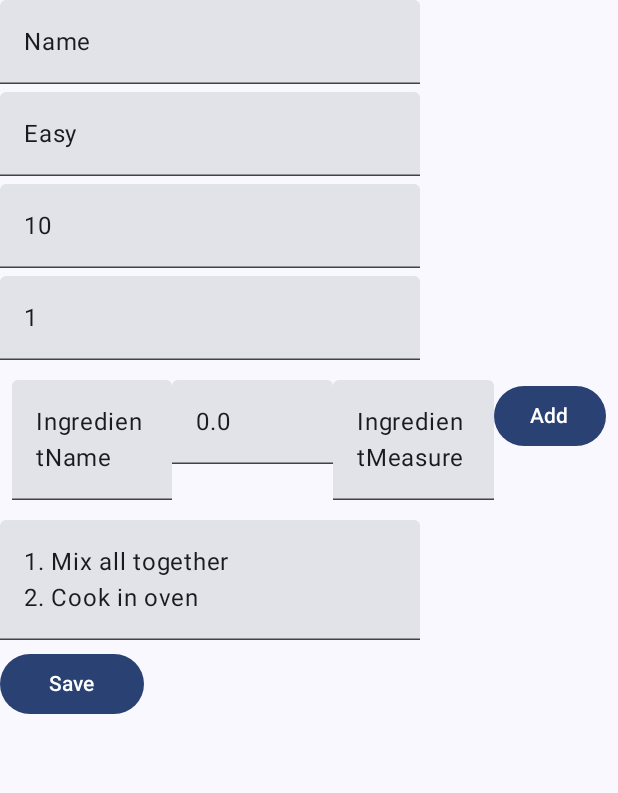
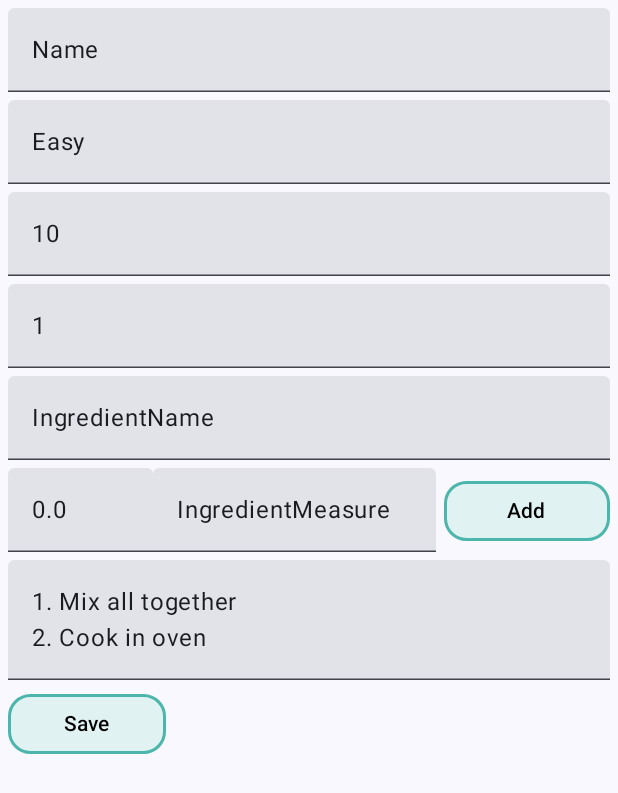
Before and after one commit to apushist/RecipeBook, an Android app built with Jetpack Compose: the RecipeAddScreen screen opened through its navigation route, on a phone screen of 412 x 824 dp. Shown: the top 793 px of the screen. Run offline under Robolectric (Android 15) with nearby library versions, the phone set to English and light mode, and no system bars; our stand-ins replace Dagger/Hilt's generated code.

Commit message:
ChangeVisualDisplayRecipeAddScreen

```diff
--- a/architecture-templates/app/src/main/java/com/sfedu/recipebook/ui/recipe/RecipeAddScreen.kt
+++ b/architecture-templates/app/src/main/java/com/sfedu/recipebook/ui/recipe/RecipeAddScreen.kt
@@ -1,6 +1,7 @@
 package com.sfedu.recipebook.ui.recipe
 
 import android.widget.Toast
+import androidx.compose.foundation.BorderStroke
 import androidx.compose.foundation.layout.Column
 import androidx.compose.foundation.layout.Row
 import androidx.compose.foundation.layout.Spacer
@@ -9,8 +10,10 @@ import androidx.compose.foundation.layout.height
 import androidx.compose.foundation.layout.padding
 import androidx.compose.foundation.layout.width
 import androidx.compose.foundation.lazy.LazyColumn
+import androidx.compose.foundation.shape.RoundedCornerShape
 import androidx.compose.foundation.text.KeyboardOptions
 import androidx.compose.material3.Button
+import androidx.compose.material3.ButtonDefaults
 import androidx.compose.material3.Text
 import androidx.compose.material3.TextField
 import androidx.compose.runtime.Composable
@@ -21,6 +24,7 @@ import androidx.compose.runtime.mutableStateOf
 import androidx.compose.runtime.remember
 import androidx.compose.runtime.setValue
 import androidx.compose.ui.Modifier
+import androidx.compose.ui.graphics.Color
 import androidx.compose.ui.text.input.KeyboardType
 import androidx.compose.ui.unit.dp
 import androidx.hilt.navigation.compose.hiltViewModel
@@ -64,18 +68,21 @@ internal fun RecipeAddScreen(
                 value = nameRecipe,
                 onValueChange = { nameRecipe = it },
                 singleLine = true,
+                modifier = Modifier.fillMaxWidth().padding(top = 5.dp, start = 5.dp, end = 5.dp)
             )
             Spacer(modifier = Modifier.height(5.dp))
             TextField(
                 value = difficulty,
                 onValueChange = { difficulty = it },
                 singleLine = true,
+                modifier = Modifier.fillMaxWidth().padding( start = 5.dp, end = 5.dp)
             )
             Spacer(modifier = Modifier.height(5.dp))
             TextField(
                 value = cookingTime.toString(),
                 onValueChange = { cookingTime = it.toIntOrNull()?:0 },
                 singleLine = true,
+                modifier = Modifier.fillMaxWidth().padding( start = 5.dp, end = 5.dp),
                 keyboardOptions = KeyboardOptions(
                     keyboardType = KeyboardType.Number,
                 )
@@ -85,19 +92,24 @@ internal fun RecipeAddScreen(
                 value = servingSize.toString(),
                 onValueChange = { servingSize = it.toIntOrNull() ?: 0 },
                 singleLine = true,
+                modifier = Modifier.fillMaxWidth().padding( start = 5.dp, end = 5.dp),
                 keyboardOptions = KeyboardOptions(
                     keyboardType = KeyboardType.Number,
                 )
             )
             Spacer(modifier = Modifier.height(5.dp))
-            ingredients = ingredientsListToString(IngredientList(Modifier.fillMaxWidth()))
+
+            ingredients = ingredientsListToString(IngredientList(Modifier.fillMaxWidth().padding( start = 5.dp)))
+
             Spacer(modifier = Modifier.height(5.dp))
             TextField(
                 value = recipeSteps,
+                modifier = Modifier.fillMaxWidth().padding( start = 5.dp, end = 5.dp),
                 onValueChange = { recipeSteps = it }
             )
             Spacer(modifier = Modifier.height(5.dp))
-            Button(modifier = Modifier.width(96.dp), onClick = {
+            Button(
+                onClick = {
                 onSave(
                     nameRecipe,
                     difficulty,
@@ -107,7 +119,12 @@ internal fun RecipeAddScreen(
                     recipeSteps
                 )
                 onNavigateToMain()
-            }) {
+            },
+                modifier = Modifier.width(116.dp).padding( start = 5.dp, end = 5.dp),
+                shape = RoundedCornerShape(15.dp),
+                colors = ButtonDefaults.buttonColors(containerColor = Color(0xFFE0F2F1), contentColor = Color.Black),
+                border = BorderStroke(2.dp, Color(0xFF4DB6AC))
+                ) {
                 Text("Save")
             }
         }
@@ -126,25 +143,30 @@ fun IngredientList(
 
     Column(modifier) {
 
-
-        Row(Modifier.padding(8.dp)) {
+        Row() {
             TextField(
                 value = newIngredientName,
                 onValueChange = { newIngredientName = it },
-                modifier = Modifier.weight(1f)
+                modifier = Modifier.fillMaxWidth().padding(  end = 5.dp),
             )
+
+            Spacer(modifier = Modifier.height(5.dp))
+        }
+
+        Row(){
             TextField(
                 value = newIngredientQuantity.toString(),
                 onValueChange = { newIngredientQuantity = round2Characters(it.toDoubleOrNull() ?: 0.0 )},
-                modifier = Modifier.weight(1f),
+                modifier = Modifier.weight(1f).padding(top = 5.dp ),
                 keyboardOptions = KeyboardOptions(keyboardType = KeyboardType.Number)
             )
             TextField(
                 value = newIngredientMeasure,
                 onValueChange = { newIngredientMeasure = it },
-                modifier = Modifier.weight(1f)
+                modifier = Modifier.weight(2f).padding(top = 5.dp, end = 5.dp)
             )
-            Button(onClick = {
+            Button(
+                onClick = {
                     if(newIngredientName != "" &&
                         newIngredientQuantity != 0.0 &&
                         newIngredientMeasure != ""
@@ -155,11 +177,16 @@ fun IngredientList(
                     newIngredientName = ""
                     newIngredientQuantity = 0.0
                     newIngredientMeasure = ""
-            }) {
+                },
+                modifier = Modifier.width(116.dp).padding(top = 10.dp, end = 5.dp),
+                shape = RoundedCornerShape(15.dp),
+                colors = ButtonDefaults.buttonColors(containerColor = Color(0xFFE0F2F1), contentColor = Color.Black),
+                border = BorderStroke(2.dp, Color(0xFF4DB6AC))
+            ) {
                 Text("Add")
             }
+        }
 
-        }
         ingredients.forEach {
             IngredientView(ingredient = it)
         }
```
Lines whose indentation alone changed are shown as unchanged.
